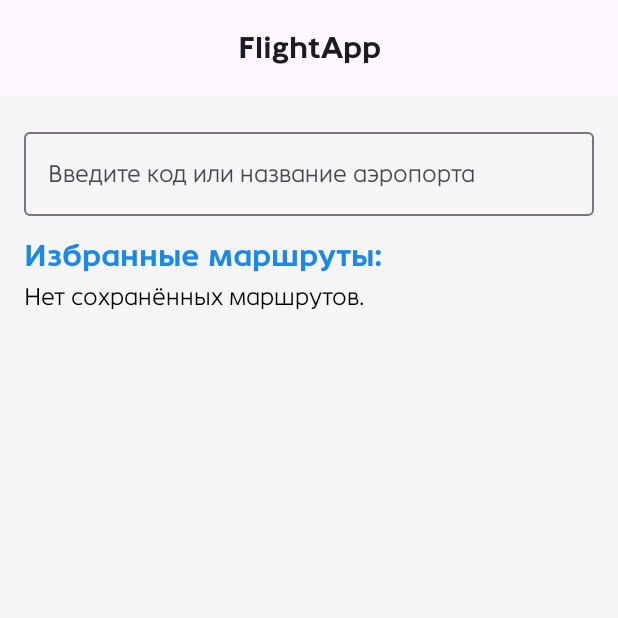
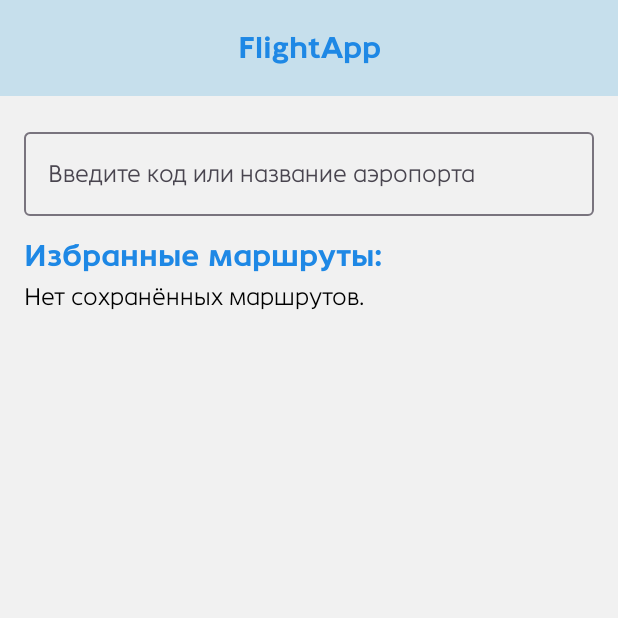
Before and after one commit to mcalexandretion/FlightApp_Lab5_MobileAD, an Android app built with Jetpack Compose: the screen it shows after launch (MainActivity), on a phone screen of 412 x 824 dp, the top half of it. Run offline under Robolectric (Android 15) with nearby library versions, the phone set to English and light mode, and no system bars; our stand-ins replace Room's generated code.

Commit message:
style: add styles

```diff
--- a/app/src/main/java/com/example/flightapp/ui/DestinationList.kt
+++ b/app/src/main/java/com/example/flightapp/ui/DestinationList.kt
@@ -10,6 +10,7 @@ import androidx.compose.material3.*
 import androidx.compose.runtime.Composable
 import androidx.compose.ui.Alignment
 import androidx.compose.ui.Modifier
+import androidx.compose.ui.text.style.TextOverflow
 import androidx.compose.ui.tooling.preview.Preview
 import androidx.compose.ui.unit.dp
 import com.example.flightapp.models.Airport
@@ -52,12 +53,13 @@ fun DestinationList(
                         horizontalArrangement = Arrangement.SpaceBetween,
                         verticalAlignment = Alignment.CenterVertically
                     ) {
-                        Column {
+                        Column (modifier = Modifier.weight(1f)){
                             Text("ARRIVE", style = MaterialTheme.typography.labelSmall)
                             Row {
                                 Text(dest.iataCode, style = AppTypography.titleLarge)
                                 Spacer(Modifier.width(8.dp))
-                                Text(dest.name)
+                                Text(dest.name, maxLines = 1,
+                                    overflow = TextOverflow.Ellipsis)
                             }
                         }
 
--- a/app/src/main/java/com/example/flightapp/ui/components/FlightAppTopBar.kt
+++ b/app/src/main/java/com/example/flightapp/ui/components/FlightAppTopBar.kt
@@ -4,13 +4,21 @@ import androidx.compose.material3.CenterAlignedTopAppBar
 import androidx.compose.material3.Text
 import androidx.compose.runtime.Composable
 import androidx.compose.material3.ExperimentalMaterial3Api
-
-
+import androidx.compose.material3.TopAppBarDefaults
+import com.example.flightapp.ui.theme.*
 
 @OptIn(ExperimentalMaterial3Api::class)
 @Composable
 fun FlightAppTopBar() {
     CenterAlignedTopAppBar(
-        title = { Text("FlightApp") }
+        title = {
+            Text(
+                "FlightApp",
+                style = AppTypography.titleSmall
+            )
+        },
+        colors = TopAppBarDefaults.centerAlignedTopAppBarColors(
+            containerColor = TopBar
+        )
     )
 }
--- a/app/src/main/java/com/example/flightapp/ui/theme/Color.kt
+++ b/app/src/main/java/com/example/flightapp/ui/theme/Color.kt
@@ -3,5 +3,7 @@ package com.example.flightapp.ui.theme
 import androidx.compose.ui.graphics.Color
 
 val PrimaryBlue = Color(0xFF1E88E5)
-val LightGray = Color(0xFFF5F5F5)
+val LightGray = Color(0xFFF1F1F1)
 val AccentYellow = Color(0xFFFFC107)
+val CardColor = Color(0x839FCEE7)
+val TopBar = Color(0x839FCEE7)
```
Also changed, not shown: app/src/main/java/com/example/flightapp/ui/AirportList.kt (+8 -2 lines).
